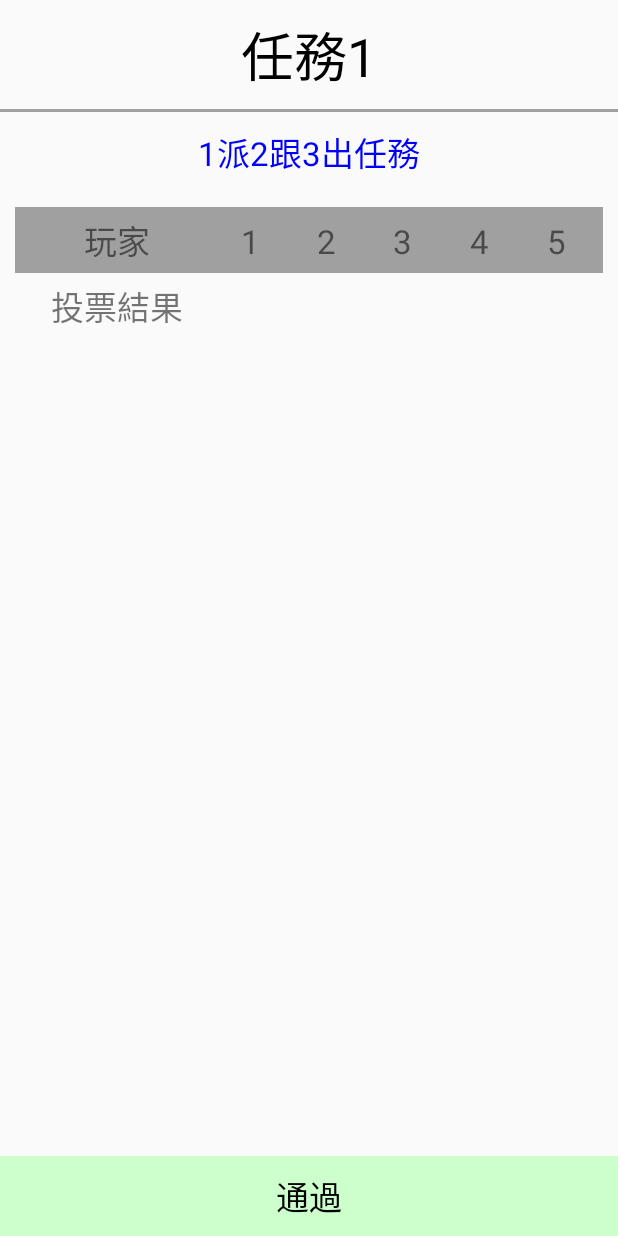
After one commit to CinnamonJui/AvalonCharacters, an Android app: the layout mission_record.xml on its own in the app's theme, with its tools: preview values and no code run, on a phone screen of 412 x 824 dp. The commit adds this screen. Run offline under Robolectric (Android 15) with nearby library versions, the phone set to English and light mode, and no system bars.

Commit message:
feat: mission-record.xml
finish mission-record.xml and the class.
fun setVoteResult in missionRecord.kt not done yet.

```diff
--- /dev/null
+++ b/app/src/main/java/com/example/avaloncharacters/helpers/MissionRecord.kt
@@ -0,0 +1,60 @@
+package com.example.avaloncharacters.helpers
+
+import android.content.Context
+import android.util.AttributeSet
+import android.view.View
+import android.widget.RelativeLayout
+import com.example.avaloncharacters.R
+import com.example.avaloncharacters.characters.Player
+import kotlinx.android.synthetic.main.mission_record.view.*
+
+class MissionRecord:RelativeLayout {
+    constructor(context: Context) : super(context)
+    constructor(context: Context, attrs: AttributeSet) : super(context, attrs)
+
+    private lateinit var player: Player
+
+    init {
+        View.inflate(context, R.layout.mission_record, this)
+        mission_title.text="" // mission 1,2,3...
+        mission_detail.text="" //details of mission: the player who assign mission and assigned player
+        mission_result.text="" //pass or not pass
+        mission_result.setBackgroundColor(getResources().getColor(R.color.backgroud_default))
+        player1.text = ""
+        player2.text = ""
+        player3.text = ""
+        player4.text = ""
+        player5.text = ""
+        this.visibility = View.INVISIBLE
+    }
+
+    fun setMissionTitle(missionIndex: Int)
+    {
+        var title:String="任務"
+        mission_title.text = title+ missionIndex.toString()
+    }
+
+    fun setMissionDetail(mission_player:Array<String>)
+    {
+        //exp: mission_player=[1,3,5]
+        var detailMessage:String=""
+        detailMessage += mission_player[0]+" 派 "
+
+        for (player in 1 until mission_player.size){
+            detailMessage+=mission_player[player]+"  "
+        }
+        detailMessage +="出任務"
+
+    }
+
+    fun setVoteResult(vote:Array<String>)
+    {
+        //exp: vote=[0,1,1,0,0], index=0 represents player 1
+        //0 means player disagree mission, 1 means player agree the mission
+
+        //Following are the setVoteResult function work:
+        //1. update the O/X in the table
+        //2. show mission is success or not
+        //3. change the background color(background_success/background_failed)
+    }
+}
--- /dev/null
+++ b/app/src/main/res/layout/mission_record.xml
@@ -0,0 +1,146 @@
+<?xml version="1.0" encoding="utf-8"?>
+<RelativeLayout xmlns:android="http://schemas.android.com/apk/res/android"
+        android:layout_width="match_parent"
+        android:layout_height="wrap_content"
+        >
+    <TextView
+            android:layout_width="match_parent"
+            android:layout_height="wrap_content"
+            android:id="@+id/mission_title"
+            android:gravity="center"
+            android:textSize="16pt"
+            android:textColor="@color/title_default"
+            android:padding="10dp"
+            android:text="任務1" />
+    <View
+            android:id="@+id/view1"
+            android:layout_width="fill_parent"
+            android:layout_height="2dp"
+            android:layout_alignParentRight="true"
+            android:layout_below="@+id/mission_title"
+            android:background="@color/table_title" />
+    <TextView
+            android:layout_width="match_parent"
+            android:layout_height="wrap_content"
+            android:layout_below="@id/view1"
+            android:id="@+id/mission_detail"
+            android:gravity="center"
+            android:textSize="10pt"
+            android:padding="10dp"
+            android:textColor="@color/mission_message"
+            android:text="1派2跟3出任務" />
+    <TableLayout
+            android:layout_width="match_parent"
+            android:layout_height="match_parent"
+            android:layout_below="@+id/mission_detail"
+            android:padding="10dp">
+        <TableRow
+            android:background="@color/table_title"
+            android:padding="5dp">
+            <TextView
+                    android:layout_width="wrap_content"
+                    android:layout_height="wrap_content"
+                    android:layout_weight="1"
+                    android:textSize="10pt"
+                    android:gravity="center"
+                    android:text="玩家"/>
+            <TextView
+                    android:layout_width="wrap_content"
+                    android:layout_height="wrap_content"
+                    android:layout_weight="1"
+                    android:gravity="center"
+                    android:textSize="10pt"
+                    android:text="1"/>
+            <TextView
+                    android:layout_width="wrap_content"
+                    android:layout_height="wrap_content"
+                    android:layout_weight="1"
+                    android:gravity="center"
+                    android:textSize="10pt"
+                    android:text="2"/>
+
+            <TextView
+                    android:layout_width="wrap_content"
+                    android:layout_weight="1"
+                    android:gravity="center"
+                    android:textSize="10pt"
+                    android:text="3" />
+            <TextView
+                    android:layout_width="wrap_content"
+                    android:layout_height="wrap_content"
+                    android:layout_weight="1"
+                    android:gravity="center"
+                    android:textSize="10pt"
+                    android:text="4"/>
+            <TextView
+                    android:layout_width="wrap_content"
+                    android:layout_height="wrap_content"
+                    android:layout_weight="1"
+                    android:gravity="center"
+                    android:textSize="10pt"
+                    android:text="5"/>
+        </TableRow>
+        <TableRow
+                android:padding="5dp">
+            <TextView
+                    android:layout_width="wrap_content"
+                    android:layout_height="wrap_content"
+                    android:gravity="center"
+                    android:layout_weight="1"
+                    android:textSize="10pt"
+                    android:text="投票結果"/>
+            <TextView
+                    android:layout_width="wrap_content"
+                    android:layout_height="wrap_content"
+                    android:id="@+id/player1"
+                    android:layout_weight="1"
+                    android:gravity="center"
+                    android:textSize="10pt"
+                    android:text=""/>
+            <TextView
+                    android:layout_width="wrap_content"
+                    android:layout_height="wrap_content"
+                    android:id="@+id/player2"
+                    android:layout_weight="1"
+                    android:gravity="center"
+                    android:textSize="10pt"
+                    android:text=""/>
+
+            <TextView
+                    android:layout_width="wrap_content"
+                    android:layout_height="wrap_content"
+                    android:id="@+id/player3"
+                    android:layout_weight="1"
+                    android:gravity="center"
+                    android:textSize="10pt"
+                    android:text="" />
+            <TextView
+                    android:layout_width="wrap_content"
+                    android:layout_height="wrap_content"
+                    android:id="@+id/player4"
+                    android:layout_weight="1"
+                    android:gravity="center"
+                    android:textSize="10pt"
+                    android:text=""/>
+            <TextView
+                    android:layout_width="wrap_content"
+                    android:layout_height="wrap_content"
+                    android:id="@+id/player5"
+                    android:layout_weight="1"
+                    android:gravity="center"
+                    android:textSize="10pt"
+                    android:text=""/>
+        </TableRow>
+    </TableLayout>
+    <TextView
+            android:layout_width="match_parent"
+            android:layout_height="wrap_content"
+            android:id="@+id/mission_result"
+            android:textSize="10pt"
+            android:gravity="center"
+            android:layout_alignParentBottom="true"
+            android:background="@color/background_success"
+            android:textColor="@color/title_default"
+            android:padding="10dp"
+            android:text="通過" />
+</RelativeLayout>
--- a/app/src/main/res/values/colors.xml
+++ b/app/src/main/res/values/colors.xml
@@ -14,4 +14,14 @@
 
     <color name="ring_isChecked">#00A600</color>
     <color name="ring_unChecked">#00A600</color>
+
+	<color name="table_title">#A0A0A0</color>
+
+    <color name="mission_message">#0000ff</color>
+
+    <color name="title_default">#000000</color>
+
+    <color name="backgroud_default">#FFFFFF</color>
+    <color name="background_success">#ccffcc</color>
+    <color name="background_failed">#FF9999</color>
 </resources>
```
